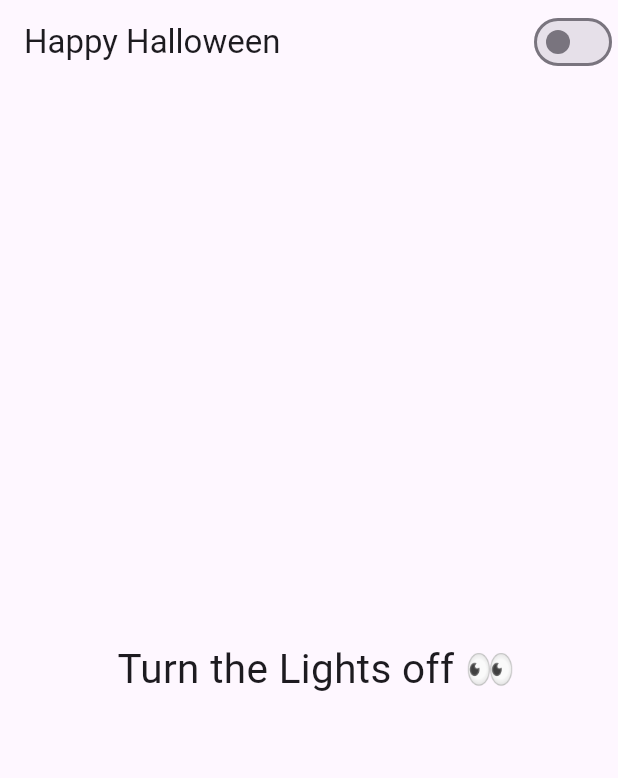
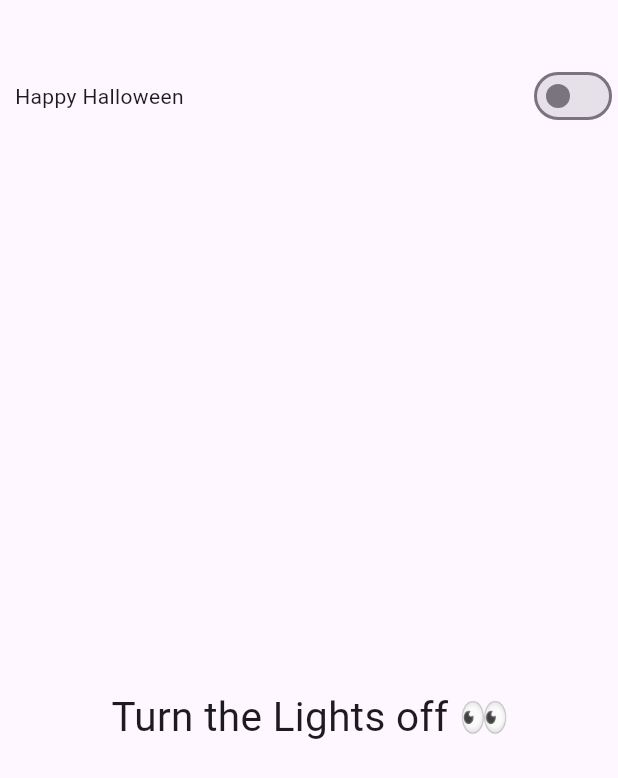
Before and after one commit to Amjadyabroudi128/halloween, a Flutter app: the screen it shows after launch, on a phone screen of 412 x 824 dp. Shown: the top 778 px of the screen. Run offline on Flutter 3.47's test engine with Material 3 defaults, Android fonts, the phone set to English and light mode, and no system bars.

Commit message:
removed app bar for padding

```diff
--- a/lib/home/homePage.dart
+++ b/lib/home/homePage.dart
@@ -20,17 +20,24 @@ class _MyHomePageState extends State<MyHomePage> {
   @override
   Widget build(BuildContext context) {
     return Scaffold(
-      appBar: AppBar(
-        title:  Text(happy),
-        backgroundColor: widget.isDarkMode ? appBar : aB,
-        actions: [
+      body: SingleChildScrollView(
+        child: Padding(
+          padding: const EdgeInsets.only(left: 2, top: 40,),
+          child: Column(
+            children: [
+              Container(
+                color: widget.isDarkMode ? appBar : aB,
+                child: Row(
+                  children: [
+                    Padding(
+                      padding: const EdgeInsets.all(8.0),
+                      child: Text(happy),
+                    ),
+                    Spacer(),
                     SwitchHalloween(widget: widget),
                   ],
                 ),
-      body: Padding(
-        padding: const EdgeInsets.only(left: 10),
-        child: Column(
-          children: [
+              ),
               widget.isDarkMode ? spiderImage() : SizedBox(),
               height170,
               centreImage(widget: widget),
@@ -42,6 +49,7 @@ class _MyHomePageState extends State<MyHomePage> {
             ],
           ),
         ),
+      ),
     );
   }
 }
```
Lines whose indentation alone changed are shown as unchanged.
